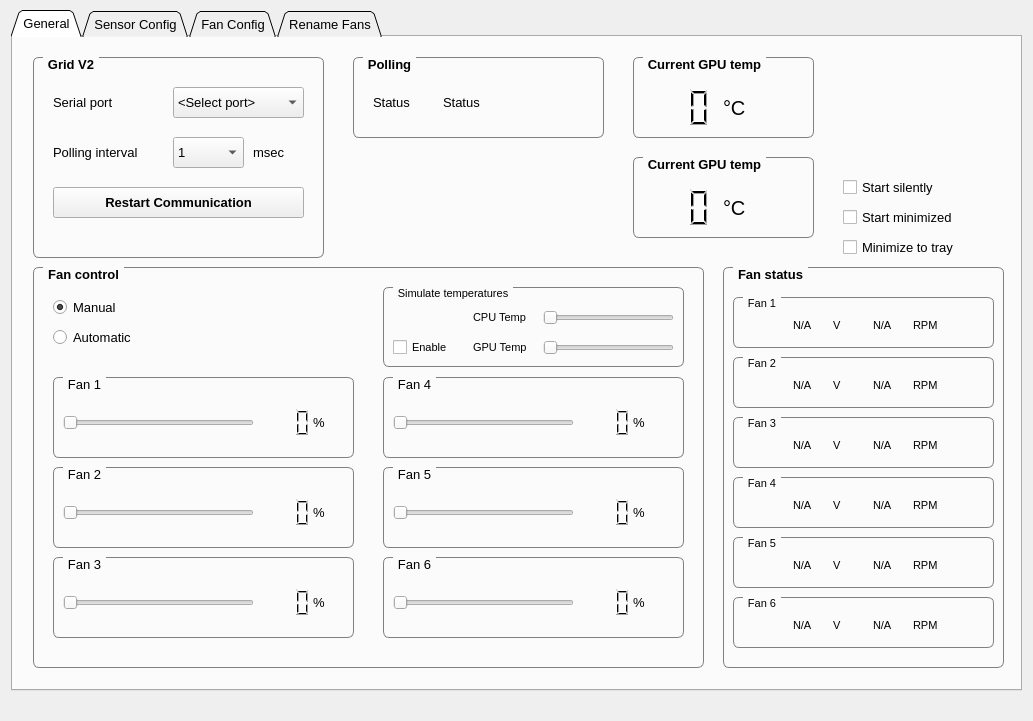
Above: grid-control/ui/mainwindow.ui from david-alleyn/grid-control before the change. Below: the same form after it.
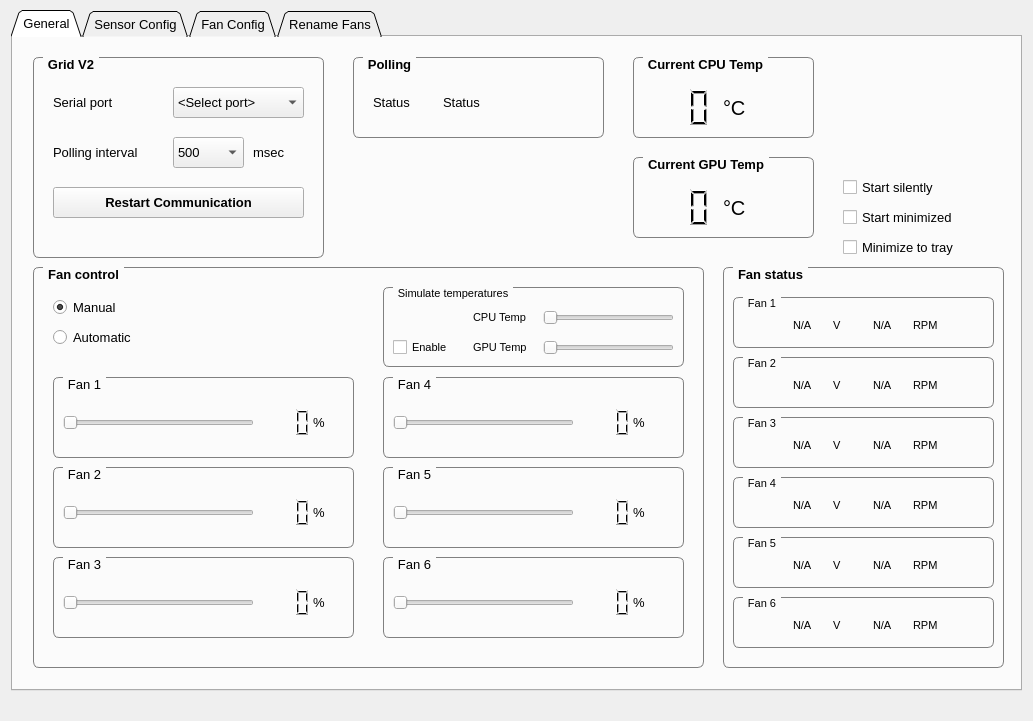
That is the form after the change. Icons and pictures are not drawn.

Commit message: fixed tray show/hide, fixed labels, removed some intervcals

Diff of the .ui file:
```diff
--- a/grid-control/ui/mainwindow.ui
+++ b/grid-control/ui/mainwindow.ui
@@ -130,7 +130,7 @@
         <string notr="true"/>
        </property>
        <property name="title">
-        <string>Current GPU temp</string>
+        <string>Current CPU Temp</string>
        </property>
        <widget class="QLabel" name="label_192">
         <property name="geometry">
@@ -1755,16 +1755,6 @@
           <bold>false</bold>
          </font>
         </property>
-        <item>
-         <property name="text">
-          <string>1</string>
-         </property>
-        </item>
-        <item>
-         <property name="text">
-          <string>100</string>
-         </property>
-        </item>
         <item>
          <property name="text">
           <string>500</string>
@@ -1822,7 +1812,7 @@
         </font>
        </property>
        <property name="title">
-        <string>Current GPU temp</string>
+        <string>Current GPU Temp</string>
        </property>
        <widget class="QLabel" name="label_203">
         <property name="geometry">
```
The commit also changes 2 other files.
